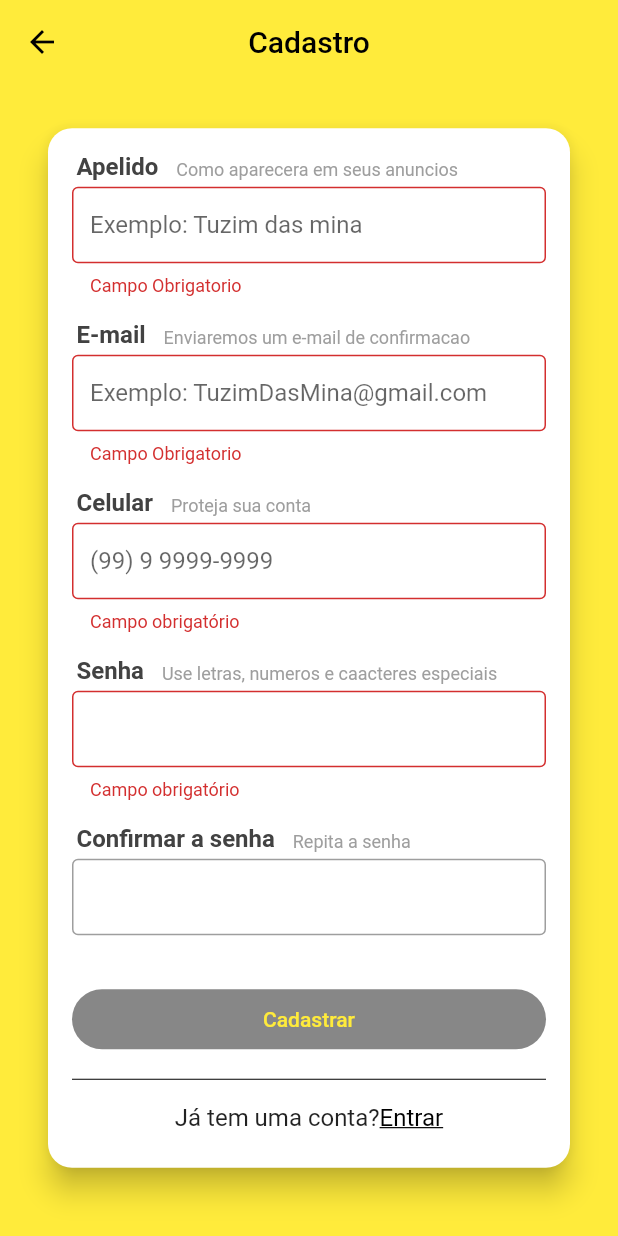
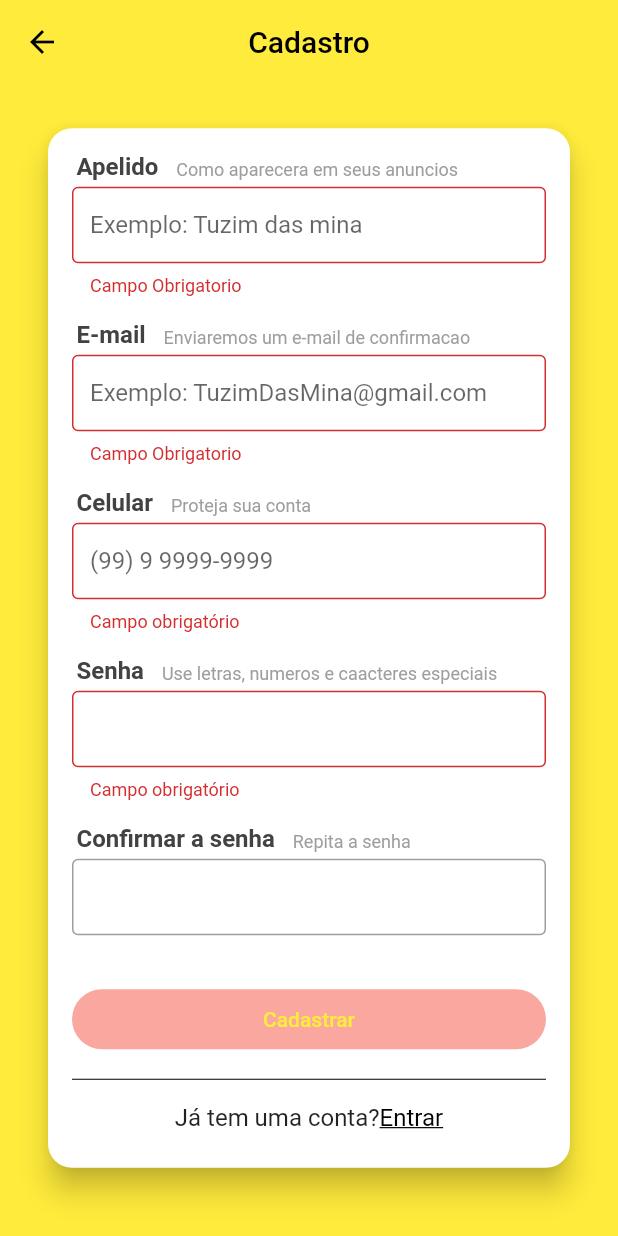
Before and after one commit to Art0ur/help, a Flutter app: the SignUpScreen screen opened directly, on a phone screen of 412 x 824 dp. Run offline on Flutter 3.47's test engine with Material 2 defaults, Android fonts, the phone set to English and light mode, and no system bars; our stand-ins replace brasil_fields, flutter_mobx, get_it, mobx, parse_server_sdk_flutter; generated files the repository leaves out were written again.

Commit message:
Commit funcionando

```diff
--- a/lib/screens/signup/signup_screen.dart
+++ b/lib/screens/signup/signup_screen.dart
@@ -144,7 +144,7 @@ class SignUpScreen extends StatelessWidget {
                         margin: const EdgeInsets.only(top: 20, bottom: 12),
                         child: RaisedButton(
                           color: Colors.black,
-                          disabledColor: Colors.black.withAlpha(120),
+                          disabledColor: Colors.red.withAlpha(120),
                           child: signupStore.loading
                               ? CircularProgressIndicator(
                             valueColor: AlwaysStoppedAnimation(Colors.yellow),
@@ -156,6 +156,7 @@ class SignUpScreen extends StatelessWidget {
                               borderRadius: BorderRadius.circular(20)
                           ),
                           onPressed: null,// signupStore.signUpPressed,
+                          //onPressed: signupStore.signUpPressed,
                         ),
                       );
                     }),
--- a/lib/stores/signup_store.dart
+++ b/lib/stores/signup_store.dart
@@ -12,7 +12,7 @@ abstract class _SignupStore with Store {
   String name = '';
 
   //Deixei pra nao apresentar erros e validar os outros campos
-  get teste => null;
+  //get teste => null;
 
   @action
   void setName(String value) => name = value;
@@ -24,7 +24,7 @@ abstract class _SignupStore with Store {
   @computed
   String? get nameError{
 
-    if(name == '' && nameValid)                 //Verificacao OK
+    if(name == null || nameValid)                 //Verificacao OK
       return null;
     else if(name.isEmpty)                         //Se vazio
       return 'Campo Obrigatorio';
```
